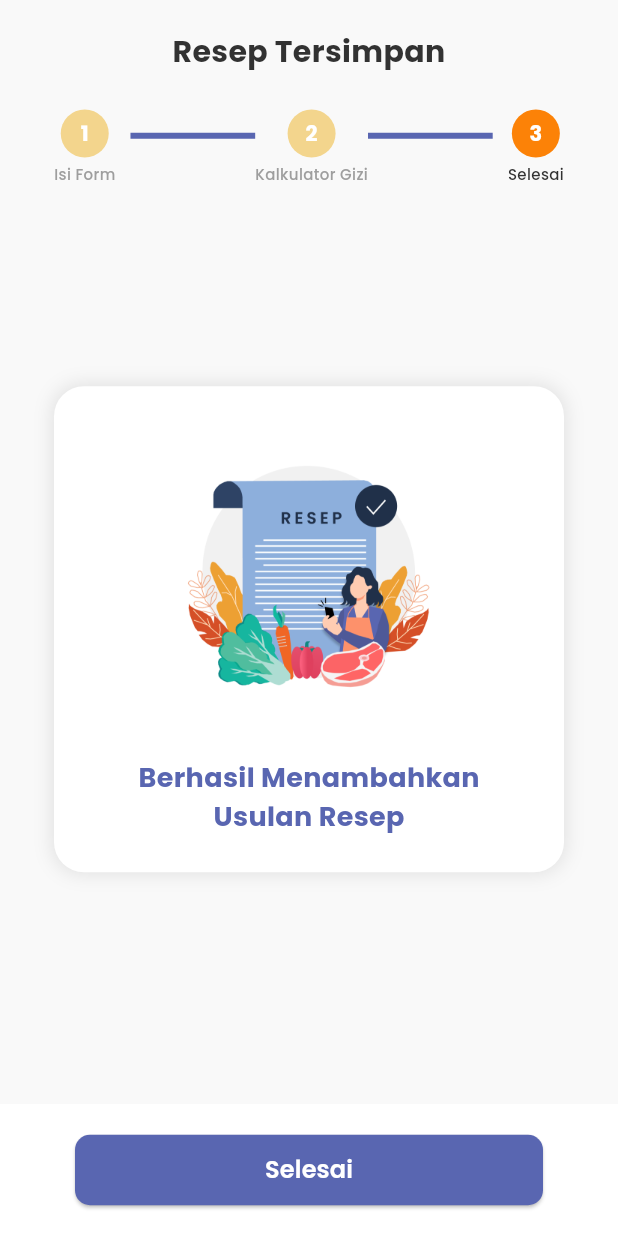
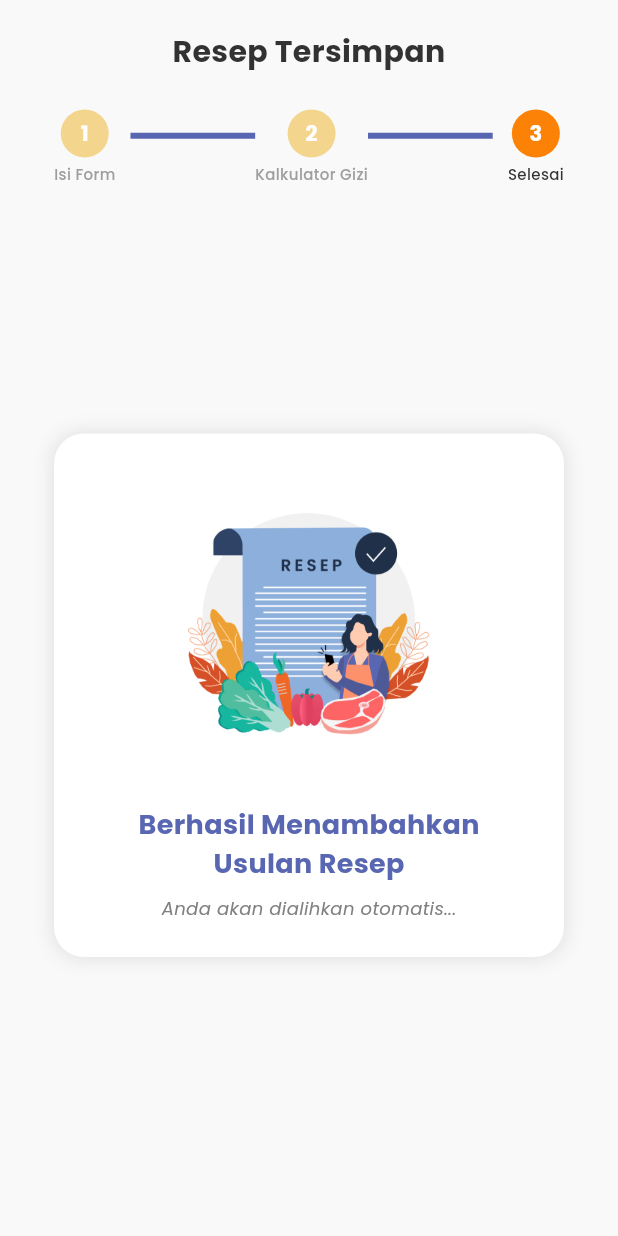
Before and after one commit to rian1504/NutriMPASI-Mobile, a Flutter app: the FoodRecipeSuccessScreen screen opened directly, on a phone screen of 412 x 824 dp. Run offline on Flutter 3.47's test engine with Material 3 defaults, Android fonts, the phone set to English and light mode, and no system bars; our stand-ins replace curved_navigation_bar, dio, flutter_bloc, flutter_dotenv, flutter_secure_storage, google_generative_ai and 3 more; accounts and stored records are empty.

Commit message:
feat(food_recipe_success_screen): convert to StatefulWidget and add auto-navigation with info text

```diff
--- a/lib/screens/food/food_recipe_success_screen.dart
+++ b/lib/screens/food/food_recipe_success_screen.dart
@@ -3,8 +3,27 @@ import 'package:flutter_bloc/flutter_bloc.dart';
 import 'package:nutrimpasi/blocs/food/food_bloc.dart';
 import 'package:nutrimpasi/constants/colors.dart';
 
-class FoodRecipeSuccessScreen extends StatelessWidget {
+class FoodRecipeSuccessScreen extends StatefulWidget {
   const FoodRecipeSuccessScreen({super.key});
+
+  @override
+  State<FoodRecipeSuccessScreen> createState() =>
+      _FoodRecipeSuccessScreenState();
+}
+
+class _FoodRecipeSuccessScreenState extends State<FoodRecipeSuccessScreen> {
+  @override
+  void initState() {
+    super.initState();
+    // Set timer untuk auto-navigasi setelah 2 detik
+    Future.delayed(const Duration(seconds: 2), () {
+      if (mounted) {
+        // Trigger fetch foods kemudian navigasi ke home
+        context.read<FoodBloc>().add(FetchFoods());
+        Navigator.of(context).popUntil((route) => route.isFirst);
+      }
+    });
+  }
 
   @override
   Widget build(BuildContext context) {
@@ -109,40 +128,25 @@ class FoodRecipeSuccessScreen extends StatelessWidget {
                         color: AppColors.accent,
                       ),
                     ),
+
+                    const SizedBox(height: 8),
+
+                    // Teks informasi bahwa halaman akan otomatis berpindah
+                    const Text(
+                      'Anda akan dialihkan otomatis...',
+                      style: TextStyle(
+                        fontFamily: 'Poppins',
+                        fontSize: 12,
+                        fontStyle: FontStyle.italic,
+                        color: AppColors.textGrey,
+                      ),
+                    ),
                   ],
                 ),
               ),
 
               const Expanded(child: SizedBox()),
             ],
-          ),
-        ),
-      ),
-      // Bottom navigation bar dengan tombol Selesai
-      bottomNavigationBar: Container(
-        padding: const EdgeInsets.symmetric(vertical: 20, horizontal: 50),
-        decoration: const BoxDecoration(color: Colors.white),
-        child: ElevatedButton(
-          onPressed: () {
-            // Navigasi kembali ke halaman awal
-            context.read<FoodBloc>().add(FetchFoods());
-            Navigator.of(context).popUntil((route) => route.isFirst);
-          },
-          style: ElevatedButton.styleFrom(
-            backgroundColor: AppColors.accent,
-            foregroundColor: Colors.white,
-            shape: RoundedRectangleBorder(
-              borderRadius: BorderRadius.circular(10),
-            ),
-            padding: const EdgeInsets.symmetric(vertical: 12),
-          ),
-          child: const Text(
-            'Selesai',
-            style: TextStyle(
-              fontFamily: 'Poppins',
-              fontSize: 16,
-              fontWeight: FontWeight.w600,
-            ),
           ),
         ),
       ),
```
